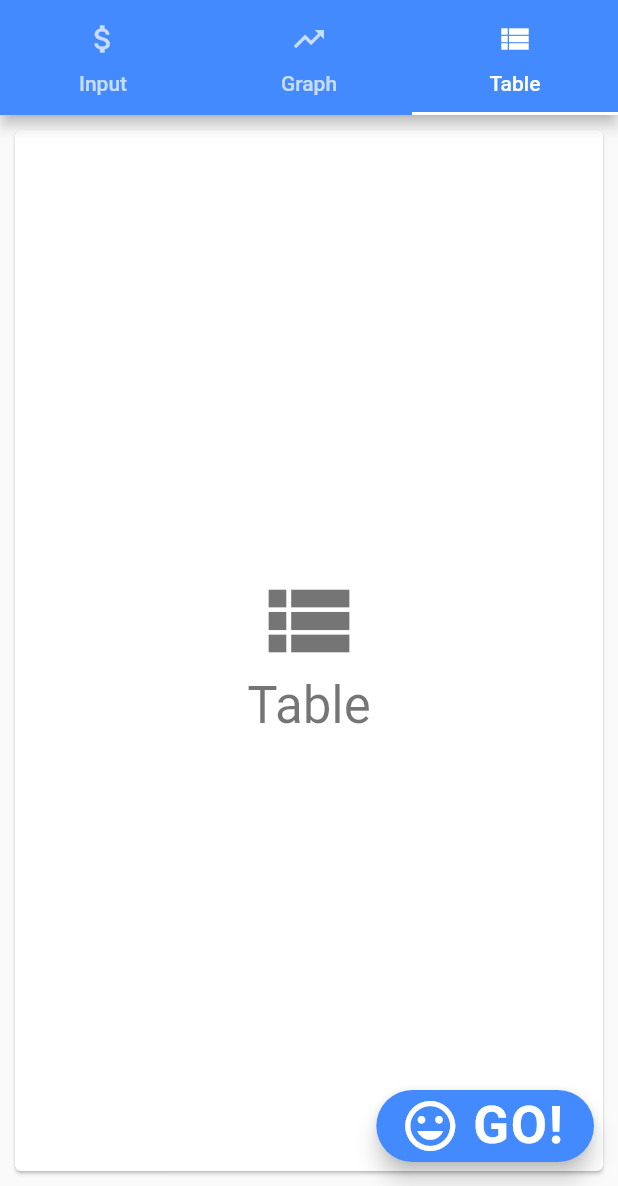
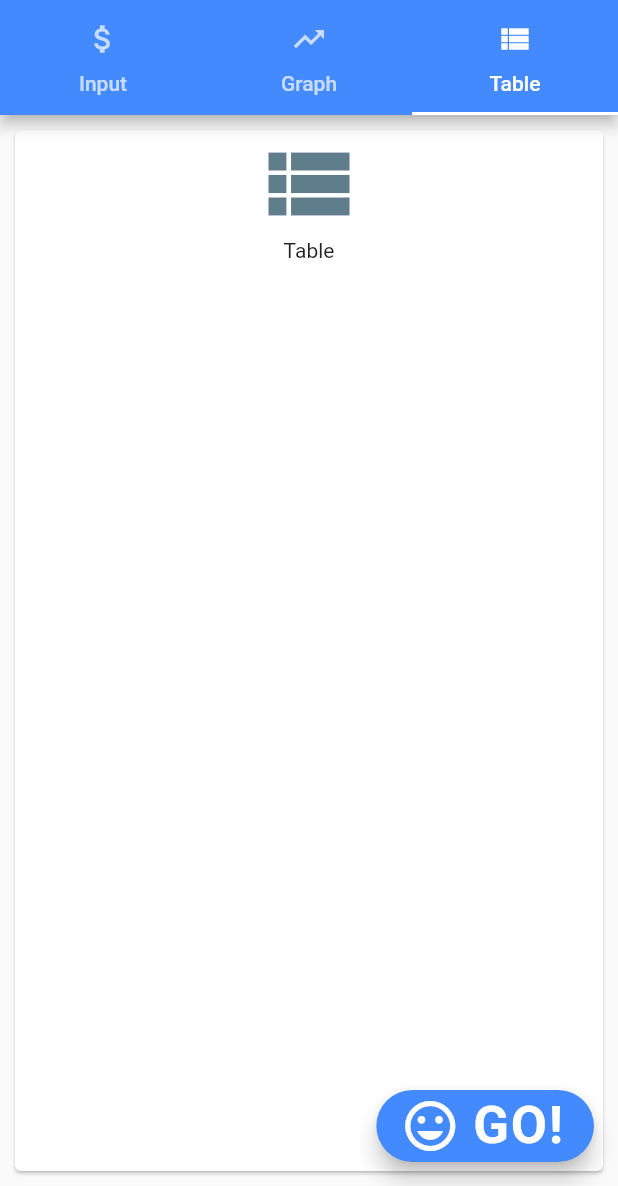
Before and after one commit to earlydogs/cupertino_practice, a Flutter app: the screen it shows after launch, tab 3 chosen, on a phone screen of 412 x 824 dp, the part 50-1236 px from its top. Run offline on Flutter 3.47's test engine with Material 2 defaults, Android fonts, the phone set to English and light mode, and no system bars; our stand-ins replace decimal, keyboard_actions.

Commit message:
20200105 1st datatable.

```diff
--- a/lib/main.dart
+++ b/lib/main.dart
@@ -64,7 +64,6 @@ class _MainPageState extends State<MainPage> {
   // 試験的に使ってみる変数たち
   String _outputFinalAsshole; // 投資総額
   String _outputFinalBalance; // 最終金額
-
 
   // KeyboardActionsConfig
   KeyboardActionsConfig _buildConfig(BuildContext context) {
@@ -234,7 +233,6 @@ class _MainPageState extends State<MainPage> {
     }
   }
 
-
   void showMessageCalcComplete() {
     final snackBarComplete = SnackBar(
       content: Text('計算されました！'),
@@ -251,7 +249,6 @@ class _MainPageState extends State<MainPage> {
     _scaffoldKey.currentState.showSnackBar(snackBarComplete);
   }
 
-
   // 積立タイプ１ヶ月
   void calcValueStandard(
     Decimal currentBalance,
@@ -260,7 +257,6 @@ class _MainPageState extends State<MainPage> {
     int periodYear,
     Decimal interestRateYear,
   ) {
-
     // 配列準備
     List<Decimal> assholeFinalBalance = new List(); // タンス預金（年）
     List<Decimal> simpleInterestBalance = new List(); // 単利計算（年）
@@ -339,7 +335,6 @@ class _MainPageState extends State<MainPage> {
     int periodYear,
     Decimal interestRateYear,
   ) {
-
     // 配列準備
     List<Decimal> assholeFinalBalance = new List(); // タンス預金（年）
     List<Decimal> simpleInterestBalance = new List(); // 単利計算（年）
@@ -426,7 +421,6 @@ class _MainPageState extends State<MainPage> {
     int periodYear,
     Decimal interestRateYear,
   ) {
-
     // 配列準備
     List<Decimal> assholeFinalBalance = new List(); //タンス預金（年）
     List<Decimal> simpleInterestBalance = new List(); //単利計算（年）
@@ -515,7 +509,6 @@ class _MainPageState extends State<MainPage> {
     int periodYear,
     Decimal interestRateYear,
   ) {
-
     // 配列準備
     List<Decimal> assholeFinalBalance = new List(); // タンス預金（年）
     List<Decimal> simpleInterestBalance = new List(); // 単利計算（年）
@@ -967,7 +960,6 @@ class _MainPageState extends State<MainPage> {
                           ),
                           trailing: Icon(Icons.face),
                         ),
-
                         Padding(
                           padding: EdgeInsets.fromLTRB(25.0, 5.0, 25.0, 120.0),
                           child: RaisedButton.icon(
@@ -1006,7 +998,8 @@ class _MainPageState extends State<MainPage> {
               ),
             ),
             TabPage(title: 'Graph', icon: Icons.trending_up),
-            TabPage(title: 'Table', icon: Icons.view_list),
+            //TabPage(title: 'Table', icon: Icons.view_list),
+            DataTablePage(),
           ]),
         ),
         drawer: Drawer(child: ListView()),
@@ -1054,3 +1047,31 @@ class TabPage extends StatelessWidget {
     );
   }
 }
+
+class DataTablePage extends StatefulWidget {
+  DataTablePage({Key key}) : super(key: key);
+  @override
+  _DataTablePageState createState() => new _DataTablePageState();
+}
+
+class _DataTablePageState extends State<DataTablePage> {
+
+  @override
+  Widget build(BuildContext context) {
+    return Card(
+      margin: EdgeInsets.all(10.0),
+      child: SingleChildScrollView(
+        child:Center(
+          child: Column(
+            mainAxisSize: MainAxisSize.min,
+            crossAxisAlignment: CrossAxisAlignment.center,
+            children: <Widget>[
+              Icon(Icons.view_list, size: 72.0, color: Colors.blueGrey, ),
+              Text('Table',),
+            ],
+          ),
+        ),
+      ),
+    );
+  }
+}
```
Lines whose indentation alone changed are shown as unchanged.
